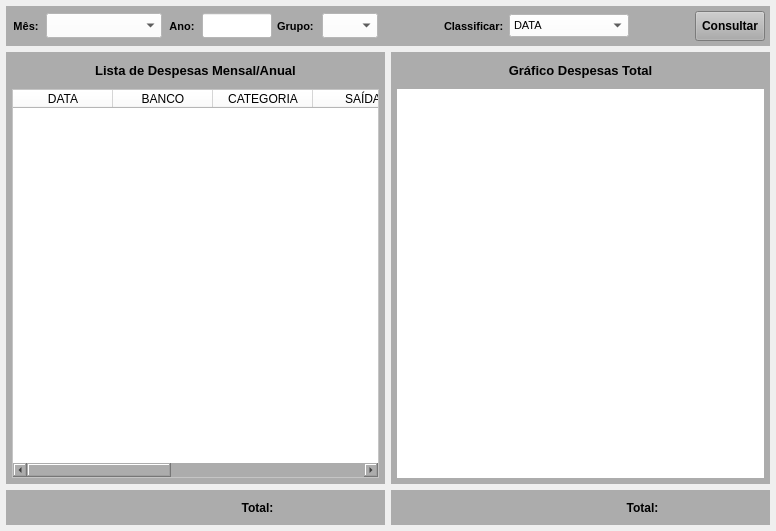
Above: forms/tela_rel_mensal_anual.ui from Azevedo84/FinFlux before the change. Below: the same form after it.
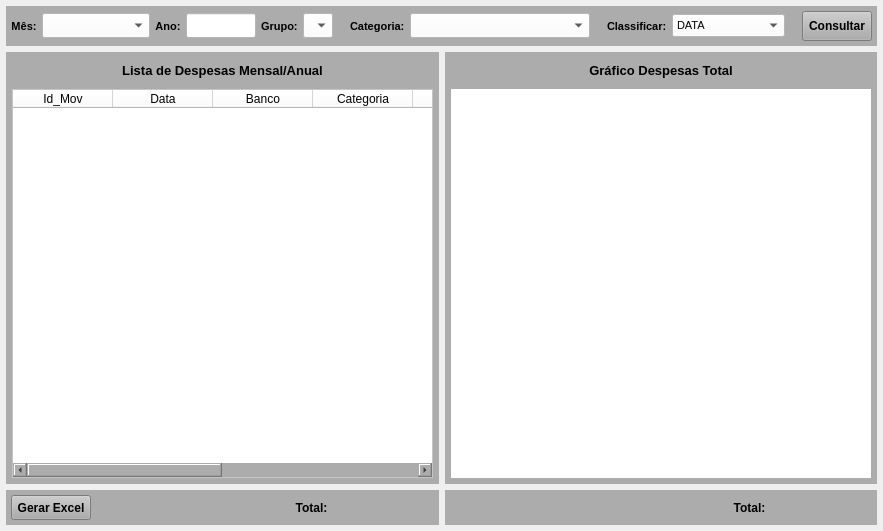
That is the form after the change.

What changed in the file:
```diff
--- a/forms/tela_rel_mensal_anual.ui
+++ b/forms/tela_rel_mensal_anual.ui
@@ -6,7 +6,7 @@
    <rect>
     <x>0</x>
     <y>0</y>
-    <width>776</width>
+    <width>883</width>
     <height>531</height>
    </rect>
   </property>
@@ -99,7 +99,7 @@
          </property>
          <property name="minimumSize">
           <size>
-           <width>0</width>
+           <width>100</width>
            <height>0</height>
           </size>
          </property>
@@ -221,6 +221,12 @@
            <verstretch>0</verstretch>
           </sizepolicy>
          </property>
+         <property name="minimumSize">
+          <size>
+           <width>70</width>
+           <height>0</height>
+          </size>
+         </property>
          <property name="maximumSize">
           <size>
            <width>70</width>
@@ -288,7 +294,77 @@
          </property>
          <property name="maximumSize">
           <size>
-           <width>150</width>
+           <width>250</width>
+           <height>25</height>
+          </size>
+         </property>
+         <property name="font">
+          <font>
+           <pointsize>8</pointsize>
+           <weight>50</weight>
+           <bold>false</bold>
+          </font>
+         </property>
+         <property name="styleSheet">
+          <string notr="true">background-color: rgb(255, 255, 255);</string>
+         </property>
+         <item>
+          <property name="text">
+           <string/>
+          </property>
+         </item>
+        </widget>
+       </item>
+       <item>
+        <widget class="QLabel" name="label_7">
+         <property name="text">
+          <string/>
+         </property>
+        </widget>
+       </item>
+       <item>
+        <widget class="QLabel" name="label_22">
+         <property name="minimumSize">
+          <size>
+           <width>0</width>
+           <height>0</height>
+          </size>
+         </property>
+         <property name="maximumSize">
+          <size>
+           <width>60</width>
+           <height>16777215</height>
+          </size>
+         </property>
+         <property name="font">
+          <font>
+           <pointsize>8</pointsize>
+           <weight>75</weight>
+           <bold>true</bold>
+          </font>
+         </property>
+         <property name="text">
+          <string>Categoria:</string>
+         </property>
+        </widget>
+       </item>
+       <item>
+        <widget class="QComboBox" name="combo_Categoria">
+         <property name="sizePolicy">
+          <sizepolicy hsizetype="Preferred" vsizetype="Preferred">
+           <horstretch>0</horstretch>
+           <verstretch>0</verstretch>
+          </sizepolicy>
+         </property>
+         <property name="minimumSize">
+          <size>
+           <width>180</width>
+           <height>0</height>
+          </size>
+         </property>
+         <property name="maximumSize">
+          <size>
+           <width>250</width>
            <height>25</height>
           </size>
          </property>
@@ -352,7 +428,7 @@
          </property>
          <property name="minimumSize">
           <size>
-           <width>0</width>
+           <width>100</width>
            <height>0</height>
           </size>
          </property>
@@ -558,37 +634,42 @@
                </property>
                <column>
                 <property name="text">
-                 <string>DATA</string>
+                 <string>Id_Mov</string>
                 </property>
                </column>
                <column>
                 <property name="text">
-                 <string>BANCO</string>
+                 <string>Data</string>
                 </property>
                </column>
                <column>
                 <property name="text">
-                 <string>CATEGORIA</string>
+                 <string>Banco</string>
                 </property>
                </column>
                <column>
                 <property name="text">
-                 <string>SAÍDA</string>
+                 <string>Categoria</string>
                 </property>
                </column>
                <column>
                 <property name="text">
-                 <string>ESTABEL.</string>
+                 <string>R$</string>
                 </property>
                </column>
                <column>
                 <property name="text">
-                 <string>CIDADE</string>
+                 <string>Estab.</string>
                 </property>
                </column>
                <column>
                 <property name="text">
-                 <string>OBS</string>
+                 <string>Cidade</string>
+                </property>
+               </column>
+               <column>
+                <property name="text">
+                 <string>Obs</string>
                 </property>
                </column>
               </widget>
@@ -624,7 +705,42 @@
               <number>5</number>
              </property>
              <item>
-              <widget class="QLabel" name="label_2">
+              <widget class="QPushButton" name="btn_Excel">
+               <property name="sizePolicy">
+                <sizepolicy hsizetype="Preferred" vsizetype="Preferred">
+                 <horstretch>0</horstretch>
+                 <verstretch>0</verstretch>
+                </sizepolicy>
+               </property>
+               <property name="minimumSize">
+                <size>
+                 <width>0</width>
+                 <height>0</height>
+                </size>
+               </property>
+               <property name="maximumSize">
+                <size>
+                 <width>80</width>
+                 <height>30</height>
+                </size>
+               </property>
+               <property name="font">
+                <font>
+                 <pointsize>9</pointsize>
+                 <weight>75</weight>
+                 <bold>true</bold>
+                </font>
+               </property>
+               <property name="cursor">
+                <cursorShape>PointingHandCursor</cursorShape>
+               </property>
+               <property name="text">
+                <string>Gerar Excel</string>
+               </property>
+              </widget>
+             </item>
+             <item>
+              <widget class="QLabel" name="label_Excel">
                <property name="text">
                 <string/>
                </property>
```
